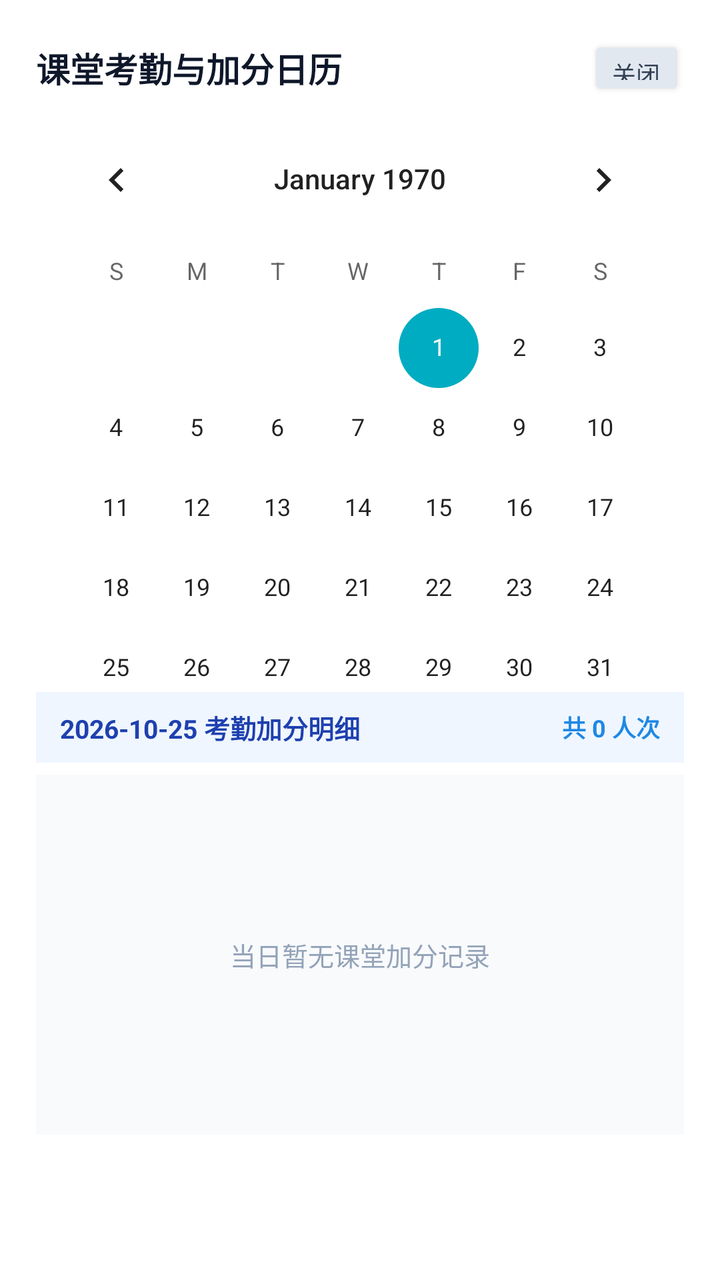
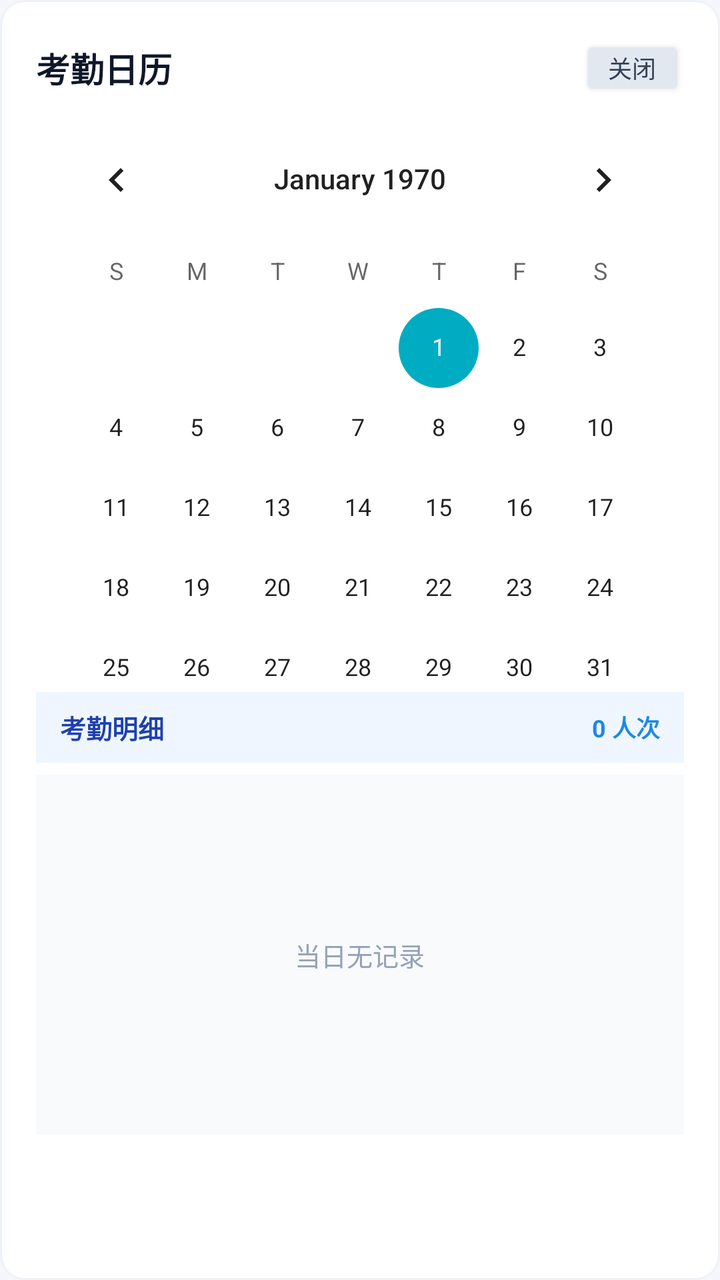

The first picture is an Android layout as it rendered before a commit; the second is the same layout after the commit. The layout source and the unified diff follow.
<!-- AndroidManifest.xml: application theme Theme.CampusChat -->
<!-- res/layout/dialog_attendance_calendar.xml -->
<?xml version="1.0" encoding="utf-8"?>
<LinearLayout
    xmlns:android="http://schemas.android.com/apk/res/android"
    android:layout_width="match_parent"
    android:layout_height="wrap_content"
    android:background="#FFFFFF"
    android:orientation="vertical"
    android:padding="18dp">

    
    <LinearLayout
        android:layout_width="match_parent"
        android:layout_height="wrap_content"
        android:gravity="center_vertical"
        android:orientation="horizontal">

        <TextView
            android:layout_width="0dp"
            android:layout_height="wrap_content"
            android:layout_weight="1"
            android:text="课堂考勤与加分日历"
            android:textColor="#0F172A"
            android:textSize="17sp"
            android:textStyle="bold" />

        <Button
            android:id="@+id/btnCloseCalendar"
            android:layout_width="wrap_content"
            android:layout_height="32dp"
            android:minWidth="48dp"
            android:minHeight="0dp"
            android:backgroundTint="#E2E8F0"
            android:paddingStart="12dp"
            android:paddingEnd="12dp"
            android:text="关闭"
            android:textColor="#334155"
            android:textSize="12sp" />
    </LinearLayout>

    
    <CalendarView
        android:id="@+id/calendarViewAttendance"
        android:layout_width="match_parent"
        android:layout_height="290dp"
        android:layout_marginTop="6dp" />

    
    <LinearLayout
        android:layout_width="match_parent"
        android:layout_height="wrap_content"
        android:background="#EFF6FF"
        android:gravity="center_vertical"
        android:orientation="horizontal"
        android:paddingStart="12dp"
        android:paddingTop="8dp"
        android:paddingEnd="12dp"
        android:paddingBottom="8dp">

        <TextView
            android:id="@+id/tvSelectedDateTitle"
            android:layout_width="0dp"
            android:layout_height="wrap_content"
            android:layout_weight="1"
            android:text="2026-10-25 考勤加分明细"
            android:textColor="#1E40AF"
            android:textSize="13sp"
            android:textStyle="bold" />

        <TextView
            android:id="@+id/tvSelectedDateSummary"
            android:layout_width="wrap_content"
            android:layout_height="wrap_content"
            android:text="共 0 人次"
            android:textColor="#1E88E5"
            android:textSize="12sp"
            android:textStyle="bold" />
    </LinearLayout>

    
    <FrameLayout
        android:layout_width="match_parent"
        android:layout_height="180dp"
        android:layout_marginTop="6dp"
        android:background="#F8FAFC">

        <ListView
            android:id="@+id/lvAttendanceLogs"
            android:layout_width="match_parent"
            android:layout_height="match_parent"
            android:divider="#E2E8F0"
            android:dividerHeight="1dp" />

        <TextView
            android:id="@+id/tvEmptyAttendanceLogs"
            android:layout_width="wrap_content"
            android:layout_height="wrap_content"
            android:layout_gravity="center"
            android:text="当日暂无课堂加分记录"
            android:textColor="#94A3B8"
            android:textSize="13sp"
            android:visibility="visible" />
    </FrameLayout>

</LinearLayout>
<!-- resources referenced by this layout -->
<resources>
  <style name="Theme.CampusChat" parent="Theme.AppCompat.Light.NoActionBar">
          
          <item name="colorPrimary">@color/brand_primary</item>
          <item name="colorPrimaryDark">@color/brand_primary_dark</item>
          <item name="colorAccent">@color/brand_accent</item>
  
          
          <item name="android:windowBackground">@color/app_background</item>
  
          
          <item name="android:statusBarColor">@color/white</item>
  
          
          <item name="android:windowLightStatusBar">true</item>
      </style>
  <color name="brand_primary">#1E88E5</color>
  <color name="brand_primary_dark">#1565C0</color>
  <color name="brand_accent">#00ACC1</color>
  <color name="app_background">#F4F6F9</color>
  <color name="white">#FFFFFFFF</color>
</resources>

<!-- the commit's change to res/layout/dialog_attendance_calendar.xml (unified diff, before → after) -->
@@ -1,9 +1,10 @@
 <?xml version="1.0" encoding="utf-8"?>
 <LinearLayout
     xmlns:android="http://schemas.android.com/apk/res/android"
+    xmlns:tools="http://schemas.android.com/tools"
     android:layout_width="match_parent"
     android:layout_height="wrap_content"
-    android:background="#FFFFFF"
+    android:background="@drawable/bg_card_surface"
     android:orientation="vertical"
     android:padding="18dp">
 
@@ -18,7 +19,7 @@
             android:layout_width="0dp"
             android:layout_height="wrap_content"
             android:layout_weight="1"
-            android:text="课堂考勤与加分日历"
+            android:text="考勤日历"
             android:textColor="#0F172A"
             android:textSize="17sp"
             android:textStyle="bold" />
@@ -27,14 +28,20 @@
             android:id="@+id/btnCloseCalendar"
             android:layout_width="wrap_content"
             android:layout_height="32dp"
-            android:minWidth="48dp"
+            android:minWidth="0dp"
             android:minHeight="0dp"
+            android:insetTop="0dp"
+            android:insetBottom="0dp"
+            android:paddingStart="14dp"
+            android:paddingTop="0dp"
+            android:paddingEnd="14dp"
+            android:paddingBottom="0dp"
+            android:gravity="center"
             android:backgroundTint="#E2E8F0"
-            android:paddingStart="12dp"
-            android:paddingEnd="12dp"
             android:text="关闭"
             android:textColor="#334155"
-            android:textSize="12sp" />
+            android:textSize="12sp"
+            tools:ignore="HardcodedText,TouchTargetSizeCheck" />
     </LinearLayout>
 
     
@@ -61,7 +68,7 @@
             android:layout_width="0dp"
             android:layout_height="wrap_content"
             android:layout_weight="1"
-            android:text="2026-10-25 考勤加分明细"
+            android:text="考勤明细"
             android:textColor="#1E40AF"
             android:textSize="13sp"
             android:textStyle="bold" />
@@ -70,7 +77,7 @@
             android:id="@+id/tvSelectedDateSummary"
             android:layout_width="wrap_content"
             android:layout_height="wrap_content"
-            android:text="共 0 人次"
+            android:text="0 人次"
             android:textColor="#1E88E5"
             android:textSize="12sp"
             android:textStyle="bold" />
@@ -95,7 +102,7 @@
             android:layout_width="wrap_content"
             android:layout_height="wrap_content"
             android:layout_gravity="center"
-            android:text="当日暂无课堂加分记录"
+            android:text="当日无记录"
             android:textColor="#94A3B8"
             android:textSize="13sp"
             android:visibility="visible" />
<!-- resource entries referenced after the edit -->
@@ -1,5 +1,13 @@
 <!-- resources referenced by this layout -->
 <resources>
+  <!-- drawable bg_card_surface (drawable) -->
+  <?xml version="1.0" encoding="utf-8"?>
+  <shape xmlns:android="http://schemas.android.com/apk/res/android"
+      android:shape="rectangle">
+      <solid android:color="#FFFFFF" />
+      <stroke android:width="1dp" android:color="#EEF2F6" />
+      <corners android:radius="12dp" />
+  </shape>
   <style name="Theme.CampusChat" parent="Theme.AppCompat.Light.NoActionBar">
           
           <item name="colorPrimary">@color/brand_primary</item>
